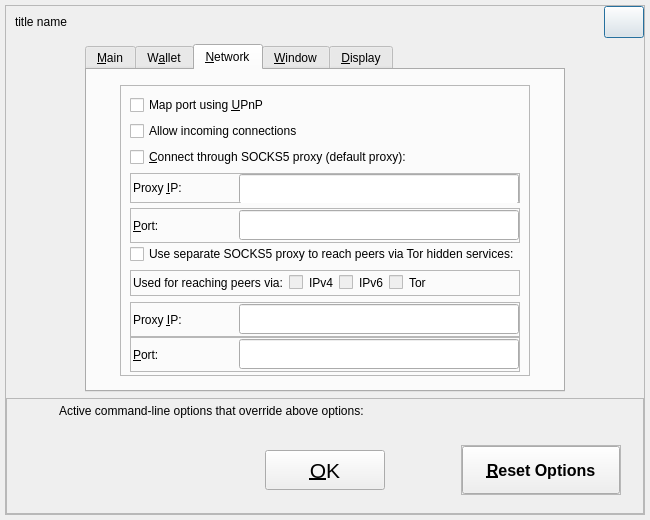
Old version of the form src/qt/forms/optionsdialog.ui in the repository MassGrid/MassGrid.
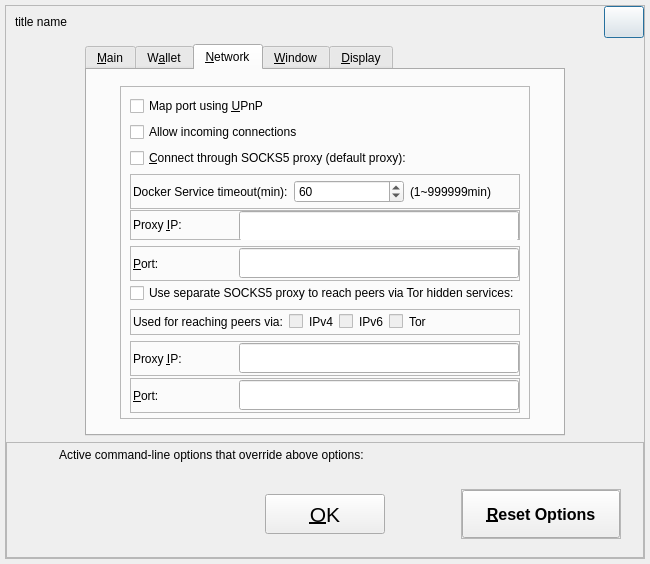
New version of the form. The open tabs and pages were chosen to show the change. Icons and pictures are not drawn. Custom widgets are drawn as their Qt base class.

```diff
--- a/src/qt/forms/optionsdialog.ui
+++ b/src/qt/forms/optionsdialog.ui
@@ -7,7 +7,7 @@
     <x>0</x>
     <y>0</y>
     <width>650</width>
-    <height>520</height>
+    <height>564</height>
    </rect>
   </property>
   <property name="windowTitle">
@@ -722,6 +722,75 @@
                     </property>
                    </widget>
                   </item>
+                  <item>
+                   <widget class="QFrame" name="frameDockerService">
+                    <property name="minimumSize">
+                     <size>
+                      <width>0</width>
+                      <height>35</height>
+                     </size>
+                    </property>
+                    <property name="maximumSize">
+                     <size>
+                      <width>16777215</width>
+                      <height>35</height>
+                     </size>
+                    </property>
+                    <property name="frameShape">
+                     <enum>QFrame::StyledPanel</enum>
+                    </property>
+                    <property name="frameShadow">
+                     <enum>QFrame::Raised</enum>
+                    </property>
+                    <layout class="QHBoxLayout" name="horizontalLayout_15" stretch="1,2,2">
+                     <property name="leftMargin">
+                      <number>2</number>
+                     </property>
+                     <property name="topMargin">
+                      <number>0</number>
+                     </property>
+                     <property name="rightMargin">
+                      <number>0</number>
+                     </property>
+                     <property name="bottomMargin">
+                      <number>0</number>
+                     </property>
+                     <item>
+                      <widget class="QLabel" name="label">
+                       <property name="text">
+                        <string>Docker Service timeout(min):</string>
+                       </property>
+                      </widget>
+                     </item>
+                     <item>
+                      <widget class="QSpinBox" name="dockerServiceTimeOut">
+                       <property name="minimumSize">
+                        <size>
+                         <width>60</width>
+                         <height>0</height>
+                        </size>
+                       </property>
+                       <property name="maximum">
+                        <number>999999</number>
+                       </property>
+                       <property name="singleStep">
+                        <number>10</number>
+                       </property>
+                       <property name="value">
+                        <number>60</number>
+                       </property>
+                      </widget>
+                     </item>
+                     <item>
+                      <widget class="QLabel" name="label_2">
+                       <property name="text">
+                        <string>(1~999999min)</string>
+                       </property>
+                      </widget>
+                     </item>
+                    </layout>
+                   </widget>
+                  </item>
                   <item>
                    <widget class="QFrame" name="frame_11">
                     <property name="minimumSize">
```
Left out of the diff: 2 changed lines with no effect on the pictures.
